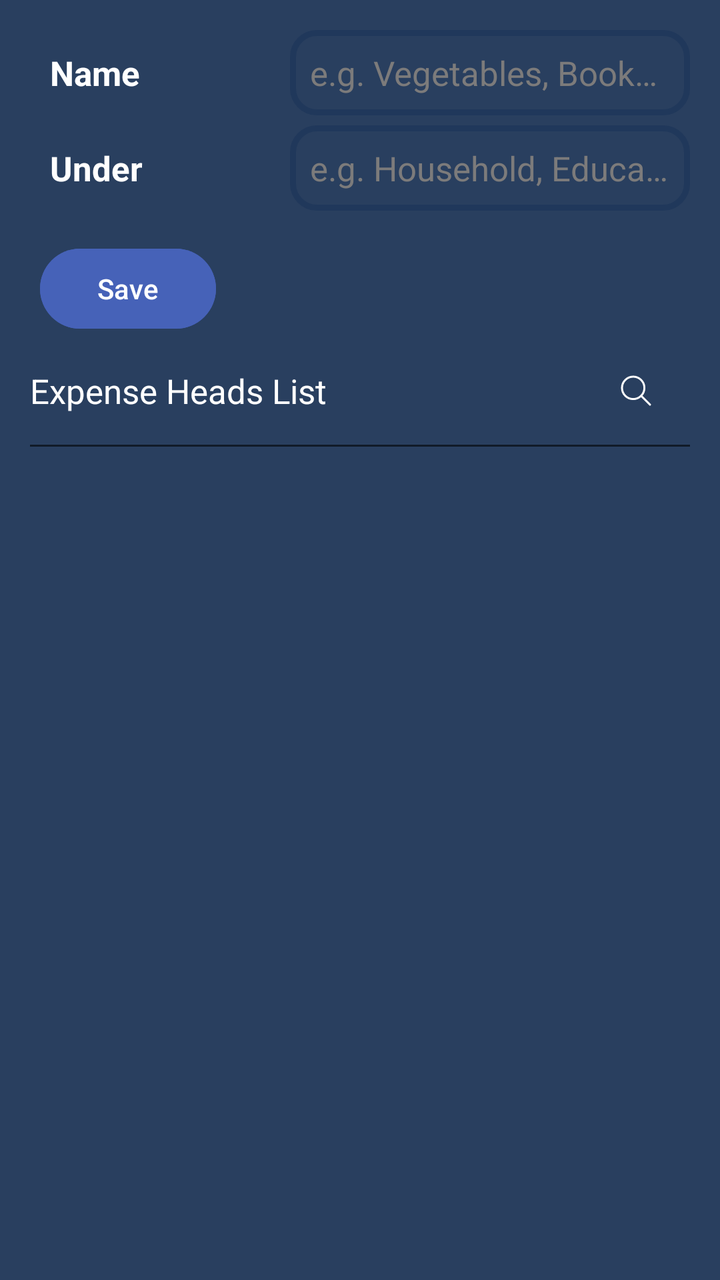
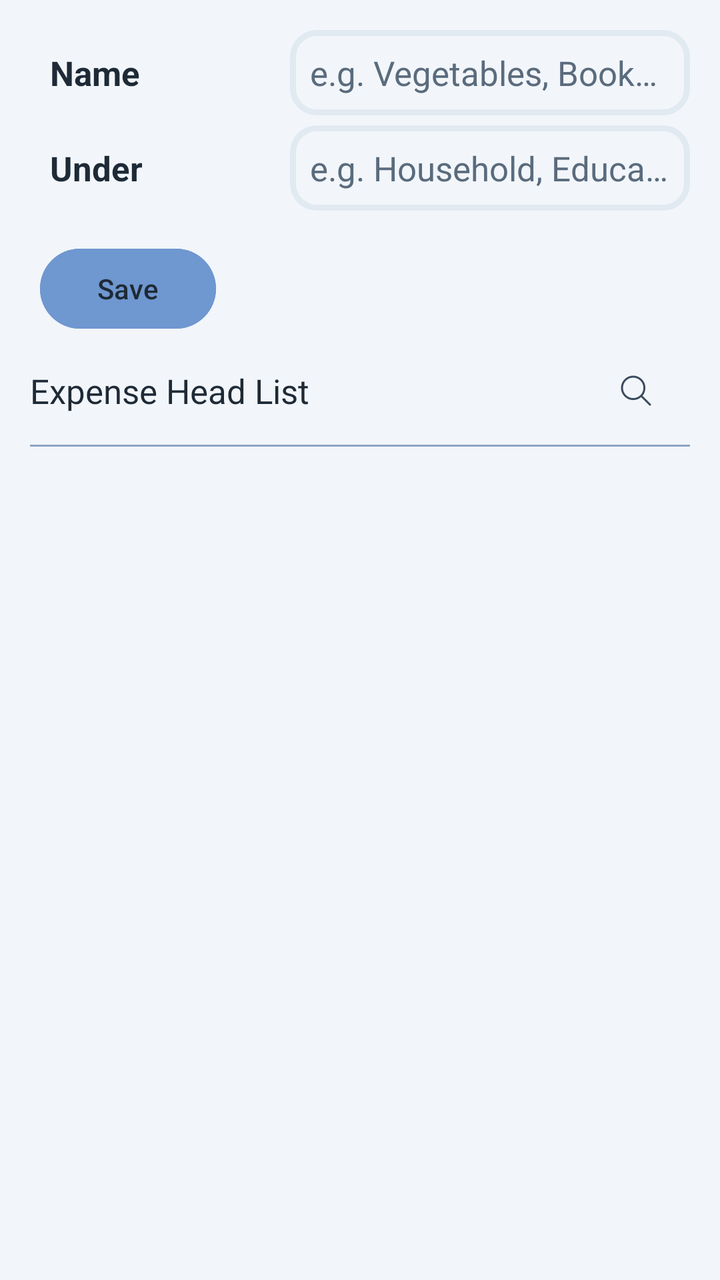

The first picture is an Android layout as it rendered before a commit; the second is the same layout after the commit. The layout source and the unified diff follow.
<!-- AndroidManifest.xml: application theme Theme.GharKharch -->
<!-- res/layout/fragment_add_sub_category.xml -->
<?xml version="1.0" encoding="utf-8"?>
<androidx.constraintlayout.widget.ConstraintLayout xmlns:android="http://schemas.android.com/apk/res/android"
    xmlns:app="http://schemas.android.com/apk/res-auto"
    android:layout_width="match_parent"
    android:layout_height="match_parent"
    android:background="@color/backgroundColor"
    android:padding="@dimen/padding_large">

    <TextView
        android:layout_width="0dp"
        android:layout_height="wrap_content"
        android:padding="@dimen/padding_medium"
        android:text="Name"
        android:textColor="@color/primaryTextColor"
        android:textSize="@dimen/text_size_large"
        android:textStyle="bold"
        app:layout_constraintBottom_toBottomOf="@id/input_sub_category"
        app:layout_constraintEnd_toStartOf="@id/input_sub_category"
        app:layout_constraintStart_toStartOf="parent"
        app:layout_constraintTop_toTopOf="@id/input_sub_category" />

    <EditText
        android:id="@+id/input_sub_category"
        style="@style/custom_edit_text"
        android:layout_width="200dp"
        android:layout_height="wrap_content"
        android:hint="@string/hint_sub_category"
        android:textSize="@dimen/text_size_large"
        app:layout_constraintEnd_toEndOf="parent"
        app:layout_constraintTop_toTopOf="parent" />

    <TextView
        android:layout_width="0dp"
        android:layout_height="wrap_content"
        android:layout_marginVertical="@dimen/margin_small"
        android:padding="@dimen/padding_medium"
        android:text="Under"
        android:textColor="@color/primaryTextColor"
        android:textSize="@dimen/text_size_large"
        android:textStyle="bold"
        app:layout_constraintBottom_toBottomOf="@id/input_category"
        app:layout_constraintEnd_toStartOf="@id/input_category"
        app:layout_constraintStart_toStartOf="parent"
        app:layout_constraintTop_toTopOf="@id/input_category" />

    <EditText
        android:id="@+id/input_category"
        style="@style/custom_edit_text"
        android:layout_width="200dp"
        android:layout_height="wrap_content"
        android:layout_marginVertical="@dimen/margin_small"
        android:hint="@string/hint_category"
        android:textSize="@dimen/text_size_large"
        app:layout_constraintEnd_toEndOf="parent"
        app:layout_constraintTop_toBottomOf="@id/input_sub_category" />

    <Button
        android:id="@+id/addBtn"
        android:layout_width="wrap_content"
        android:layout_height="wrap_content"
        android:layout_marginVertical="@dimen/margin_large"
        android:layout_marginStart="@dimen/margin_small"
        android:backgroundTint="@color/buttonColor"
        android:text="Save"
        android:textColor="@color/primaryTextColor"
        app:layout_constraintStart_toStartOf="parent"
        app:layout_constraintTop_toBottomOf="@id/input_category" />

    <androidx.recyclerview.widget.RecyclerView
        android:id="@+id/category_search_list"
        android:layout_width="0dp"
        android:layout_height="wrap_content"
        android:layout_marginVertical="@dimen/margin_small"
        android:background="@drawable/rounded_panel"
        android:backgroundTint="@color/backgroundColor"
        android:clipToOutline="true"
        android:outlineProvider="background"
        android:translationZ="5dp"
        android:visibility="gone"
        app:layout_constraintEnd_toEndOf="@id/input_category"
        app:layout_constraintStart_toStartOf="@id/input_category"
        app:layout_constraintTop_toBottomOf="@id/input_category" />

    <LinearLayout
        android:id="@+id/list_container"
        android:layout_width="match_parent"
        android:layout_height="wrap_content"
        android:gravity="center"
        android:orientation="horizontal"
        app:layout_constraintTop_toBottomOf="@id/addBtn">

        <TextView
            android:id="@+id/list_title"
            android:layout_width="0dp"
            android:layout_height="wrap_content"
            android:layout_weight="1"
            android:paddingVertical="@dimen/padding_large"
            android:text="Expense Heads List"
            android:textSize="@dimen/text_size_large" />

        <SearchView
            android:id="@+id/search_view"
            android:layout_width="0dp"
            android:layout_height="wrap_content"
            android:layout_marginVertical="@dimen/margin_medium"
            android:layout_weight="1"
            android:background="@drawable/search_bar_border"
            android:iconifiedByDefault="false"
            android:visibility="gone" />

        <ImageView
            android:id="@+id/close_button"
            android:layout_width="wrap_content"
            android:layout_height="wrap_content"
            android:importantForAccessibility="no"
            android:padding="@dimen/padding_large"
            android:src="@drawable/close_search_icon"
            android:visibility="gone" />

        <ImageView
            android:id="@+id/search_button"
            android:layout_width="wrap_content"
            android:layout_height="wrap_content"
            android:importantForAccessibility="no"
            android:padding="@dimen/padding_large"
            android:src="@drawable/search_icon" />

    </LinearLayout>

    <View
        android:id="@+id/separator"
        android:layout_width="match_parent"
        android:layout_height="1dp"
        android:background="@color/secondaryColor"
        app:layout_constraintTop_toBottomOf="@id/list_container" />

    <androidx.recyclerview.widget.RecyclerView
        android:id="@+id/rcv_sub_category_list"
        android:layout_width="0dp"
        android:layout_height="0dp"
        android:layout_marginVertical="@dimen/margin_small"
        app:layout_constraintBottom_toBottomOf="parent"
        app:layout_constraintEnd_toEndOf="@id/separator"
        app:layout_constraintStart_toStartOf="@id/list_container"
        app:layout_constraintTop_toBottomOf="@id/list_container" />

</androidx.constraintlayout.widget.ConstraintLayout>
<!-- resources referenced by this layout -->
<resources>
  <color name="backgroundColor">#293F5F</color>
  <color name="buttonColor">#4662B8</color>
  <color name="primaryTextColor">#FFFFFF</color>
  <color name="secondaryColor">#111B28</color>
  <dimen name="margin_large">15dp</dimen>
  <dimen name="margin_medium">10dp</dimen>
  <dimen name="margin_small">5dp</dimen>
  <dimen name="padding_large">15dp</dimen>
  <dimen name="padding_medium">10dp</dimen>
  <dimen name="text_size_large">17sp</dimen>
  <!-- drawable close_search_icon (drawable) -->
  <vector xmlns:android="http://schemas.android.com/apk/res/android"
      android:width="24dp"
      android:height="24dp"
      android:tint="@color/white"
      android:viewportWidth="24"
      android:viewportHeight="24">
  
      <path
          android:fillColor="#00000000"
          android:pathData="M14.578,14.542C15.58,13.53 16.2,12.137 16.2,10.6C16.2,7.507 13.693,5 10.6,5C7.507,5 5,7.507 5,10.6C5,13.693 7.507,16.2 10.6,16.2C12.156,16.2 13.563,15.566 14.578,14.542ZM14.578,14.542L19,19M8.5,8.5L12.5,12.5M12.5,8.5L8.5,12.5"
          android:strokeWidth="1"
          android:strokeColor="#464455"
          android:strokeLineCap="round"
          android:strokeLineJoin="round" />
  
  </vector>
  <!-- drawable rounded_panel (drawable) -->
  <?xml version="1.0" encoding="utf-8"?>
  <shape xmlns:android="http://schemas.android.com/apk/res/android"
      android:shape="rectangle">
      <corners android:radius="8dp" />
  </shape>
  <!-- drawable search_bar_border (drawable) -->
  <?xml version="1.0" encoding="utf-8"?>
  <shape xmlns:android="http://schemas.android.com/apk/res/android"
      android:shape="rectangle">
      <stroke
          android:width="2dp"
          android:color="@color/white" />
      <corners android:radius="12dp" />
  </shape>
  <!-- drawable search_icon (drawable) -->
  <vector xmlns:android="http://schemas.android.com/apk/res/android"
      android:width="24dp"
      android:height="24dp"
      android:tint="@color/white"
      android:viewportWidth="24"
      android:viewportHeight="24">
  
      <path
          android:fillColor="#00000000"
          android:pathData="M14.578,14.542C15.58,13.53 16.2,12.137 16.2,10.6C16.2,7.507 13.693,5 10.6,5C7.507,5 5,7.507 5,10.6C5,13.693 7.507,16.2 10.6,16.2C12.156,16.2 13.563,15.566 14.578,14.542ZM14.578,14.542L19,19"
          android:strokeWidth="1"
          android:strokeColor="#464455"
          android:strokeLineCap="round"
          android:strokeLineJoin="round" />
  
  </vector>
  <string name="hint_category">e.g. Household, Education</string>
  <string name="hint_sub_category">e.g. Vegetables, Books, etc.</string>
  <style name="custom_edit_text" parent="Widget.AppCompat.EditText">
          <item name="android:maxLines">1</item>
          <item name="android:maxLength">20</item>
          <item name="android:ellipsize">end</item>
          <item name="android:inputType">text</item>
          <item name="android:importantForAutofill">no</item>
          <item name="android:padding">@dimen/padding_medium</item>
          <item name="android:background">@drawable/rounded_border</item>
          <item name="android:textColorHint">@color/primaryTextColorVariant</item>
      </style>
  <color name="white">#FFFFFFFF</color>
  <!-- drawable rounded_border (drawable) -->
  <?xml version="1.0" encoding="utf-8"?>
  <shape xmlns:android="http://schemas.android.com/apk/res/android"
      android:shape="rectangle">
      <stroke
          android:width="3dp"
          android:color="@color/backgroundColorVariant" />
      <corners android:radius="12dp" />
  </shape>
  <color name="primaryTextColorVariant">#7C7B7B</color>
  <style name="Base.Theme.GharKharch" parent="Theme.Material3.DayNight.NoActionBar">
          
      </style>
  <color name="lGrey">#616161</color>
  <color name="backgroundColorVariant">#20385B</color>
  <!-- unchanged entries left out for length: 1 -->
</resources>

<!-- the commit's change to res/layout/fragment_add_sub_category.xml (unified diff, before → after) -->
@@ -95,7 +95,7 @@
             android:layout_height="wrap_content"
             android:layout_weight="1"
             android:paddingVertical="@dimen/padding_large"
-            android:text="Expense Heads List"
+            android:text="Expense Head List"
             android:textSize="@dimen/text_size_large" />
 
         <SearchView
<!-- resource entries referenced after the edit -->
@@ -1,9 +1,9 @@
 <!-- resources referenced by this layout -->
 <resources>
-  <color name="backgroundColor">#293F5F</color>
-  <color name="buttonColor">#4662B8</color>
-  <color name="primaryTextColor">#FFFFFF</color>
-  <color name="secondaryColor">#111B28</color>
+  <color name="backgroundColor">#F2F6FA</color>
+  <color name="buttonColor">#6F97D0</color>
+  <color name="primaryTextColor">#1E2A36</color>
+  <color name="secondaryColor">#8CA6C1</color>
   <dimen name="margin_large">15dp</dimen>
   <dimen name="margin_medium">10dp</dimen>
   <dimen name="margin_small">5dp</dimen>
@@ -14,7 +14,7 @@
   <vector xmlns:android="http://schemas.android.com/apk/res/android"
       android:width="24dp"
       android:height="24dp"
-      android:tint="@color/white"
+      android:tint="@color/iconColor"
       android:viewportWidth="24"
       android:viewportHeight="24">
   
@@ -46,7 +46,7 @@
   <vector xmlns:android="http://schemas.android.com/apk/res/android"
       android:width="24dp"
       android:height="24dp"
-      android:tint="@color/white"
+      android:tint="@color/iconColor"
       android:viewportWidth="24"
       android:viewportHeight="24">
   
@@ -71,6 +71,7 @@
           <item name="android:background">@drawable/rounded_border</item>
           <item name="android:textColorHint">@color/primaryTextColorVariant</item>
       </style>
+  <color name="iconColor">#3B4A5E</color>
   <color name="white">#FFFFFFFF</color>
   <!-- drawable rounded_border (drawable) -->
   <?xml version="1.0" encoding="utf-8"?>
@@ -81,12 +82,12 @@
           android:color="@color/backgroundColorVariant" />
       <corners android:radius="12dp" />
   </shape>
-  <color name="primaryTextColorVariant">#7C7B7B</color>
+  <color name="primaryTextColorVariant">#5A6B7D</color>
   <style name="Base.Theme.GharKharch" parent="Theme.Material3.DayNight.NoActionBar">
           
       </style>
   <color name="lGrey">#616161</color>
-  <color name="backgroundColorVariant">#20385B</color>
+  <color name="backgroundColorVariant">#E1EAF1</color>
   <!-- unchanged entries left out for length: 1 -->
 </resources>
 
